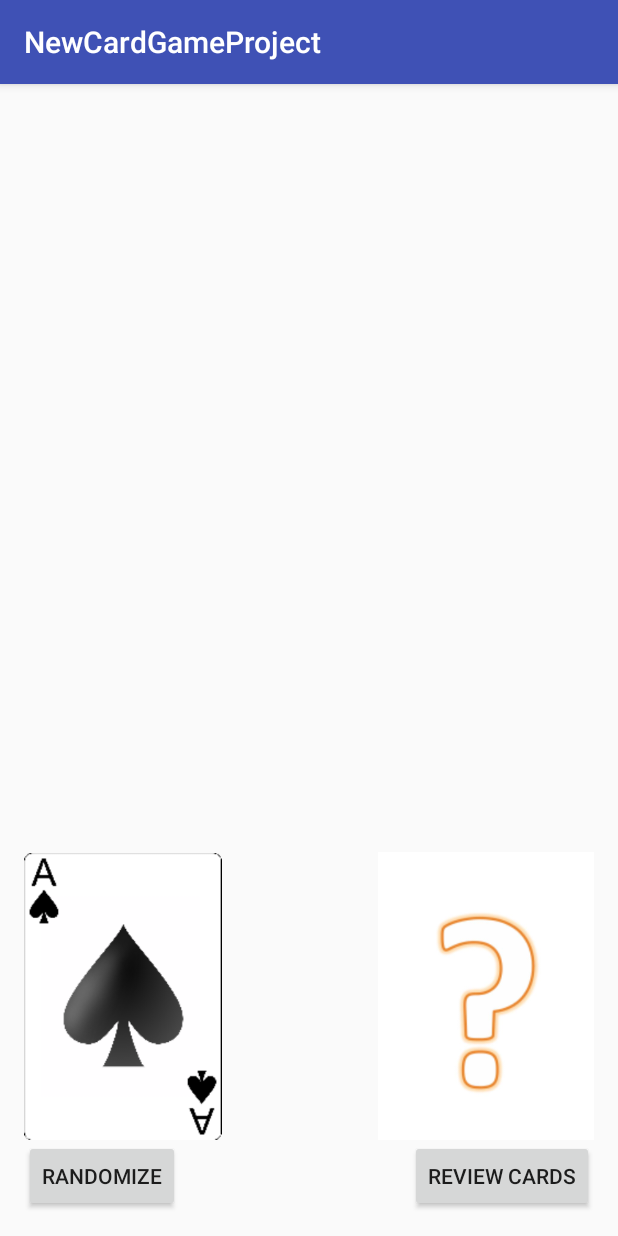
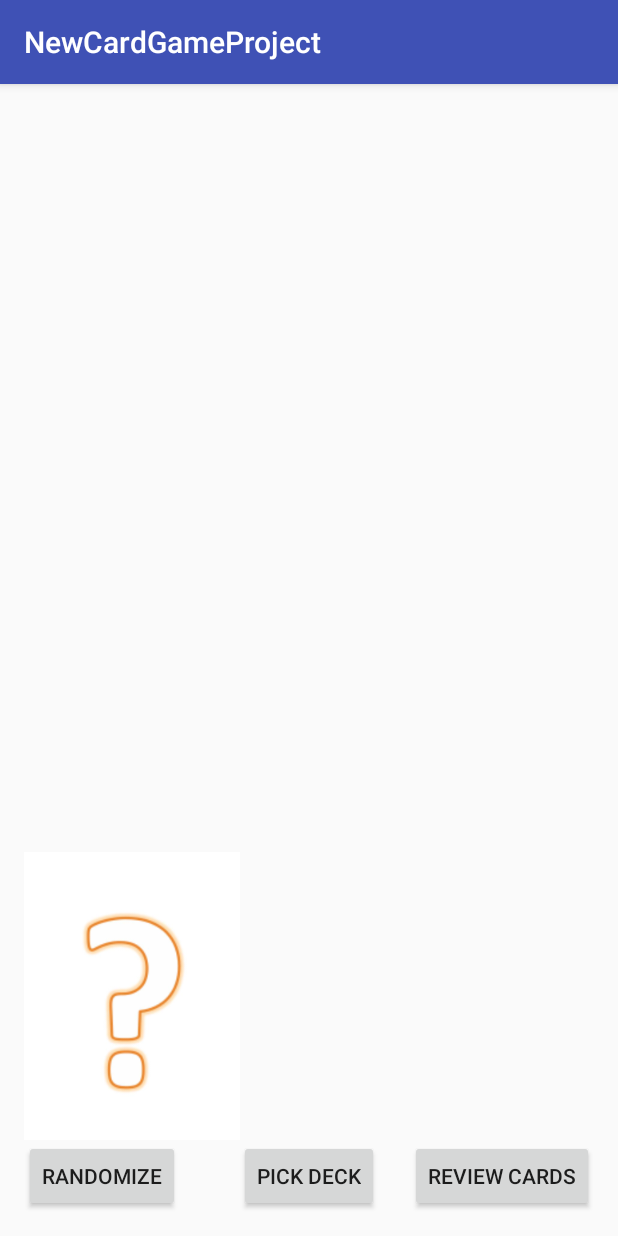
Before and after one commit to iksmiT/NewCardGameProject, an Android app: the PlayActivity screen opened directly, with no data from a screen before it, on a phone screen of 412 x 824 dp. Run offline under Robolectric (Android 15) with nearby library versions, the phone set to English and light mode, and no system bars.

Commit message:
Card deck implementation.

```diff
--- /dev/null
+++ b/app/src/main/java/timski_ensicaen/newcardgameproject/CardDeck.java
@@ -0,0 +1,58 @@
+package timski_ensicaen.newcardgameproject;
+
+import android.util.Log;
+
+import java.util.Vector;
+
+
+public class CardDeck {
+    private Vector<CardEntity> avail_deck= new Vector<>(globalValues.Max,1);
+    private Vector<CardEntity> unavail_deck =  new Vector<>(0,1);
+    private int cnt;
+
+    public CardDeck() {
+        for (int i=1;i<globalValues.Max; i++) {
+                avail_deck.addElement(new CardEntity(i));
+        }
+        cnt = globalValues.Max;
+    }
+
+    public int getCnt() {
+        return cnt;
+    }
+
+    public Vector getAvail_deck() {
+        return avail_deck;
+    }
+
+    public Vector getUnavail_deck() {
+        return unavail_deck;
+    }
+
+    public void setCnt(int cnt) {
+        this.cnt = cnt;
+    }
+
+
+    public CardEntity pickCardEntity() {
+        if (this.avail_deck.size() > 0) {
+            int rnd = globalValues.rndFunction(globalValues.Min, this.avail_deck.size()) - 1;
+            Log.d("PICK", "pick num" + String.valueOf(rnd));
+            CardEntity tmpCard = avail_deck.get(rnd);
+            this.unavail_deck.addElement(this.avail_deck.remove(rnd));
+            return tmpCard;
+        }
+        else return null;
+    }
+
+    public CardEntity pickCardEntityFromHeap() {
+        if (this.unavail_deck.size() > 0) {
+            int rnd = globalValues.rndFunction(globalValues.Min, this.unavail_deck.size()) - 1;
+            Log.d("PICK", "pick num" + String.valueOf(rnd));
+            CardEntity tmpCard = unavail_deck.get(rnd);
+            this.avail_deck.addElement(this.unavail_deck.remove(rnd));
+            return tmpCard;
+        }
+        else return null;
+    }
+}
--- a/app/src/main/java/timski_ensicaen/newcardgameproject/PlayActivity.java
+++ b/app/src/main/java/timski_ensicaen/newcardgameproject/PlayActivity.java
@@ -9,53 +9,58 @@ import android.widget.ImageView;
 
 public class PlayActivity extends AppCompatActivity {
     int cnt = 1;
-    int customHeight = 96*2;
-    int customWidth = 72*2;
-    int Min = 1;
-    int Max = 52;
-    //CardStack mCardStack = new CardStack();
-
-    //CardEntity mCardEntity = new CardEntity(getBaseContext(), 1, true);
+    CardDeck mCardDeck = new CardDeck();
+    CardEntity mCard = new CardEntity(49);
 
     @Override
     protected void onCreate(Bundle savedInstanceState) {
         super.onCreate(savedInstanceState);
         setContentView(R.layout.activity_play);
-
     }
 
     @Override
     protected void onStart() {
         super.onStart();
 
-        ImageView cardImage = (ImageView) findViewById(R.id.image_card_view_1);
-        cardImage.setImageBitmap(
-                BitmapCustomMethods.decodeSampledBitmapFromResource(getResources(), R.drawable.ace_of_spades_w720, customWidth, customHeight));
+        /* Randomize card (left) */
+        ImageView cardImage = (ImageView) findViewById(R.id.image_card_view_rand);
+        displayCardEntity(cardImage, mCard.getId(), globalValues.customWidth, globalValues.customHeight);
 
         ImageView randCardImage = (ImageView) findViewById(R.id.image_card_view_rand);
         randCardImage.setImageBitmap(
-                BitmapCustomMethods.decodeSampledBitmapFromResource(getResources(), R.drawable.question_mark, customWidth, customHeight));
+                BitmapCustomMethods.decodeSampledBitmapFromResource(getResources(), R.drawable.question_mark, globalValues.customWidth, globalValues.customHeight));
 
-        Button pickCardButton = (Button) findViewById(R.id.pick_card_button);
+        Button pickCardButton = (Button) findViewById(R.id.rand_card_button);
         pickCardButton.setOnClickListener(new View.OnClickListener() {
             @Override
             public void onClick(View v) {
-                ImageView cardImage = (ImageView) findViewById(R.id.image_card_view_1);
-                int rndNbr = Min + (int)(Math.random() * ((Max - Min) + 1));
-                displayCardEntity(cardImage, rndNbr, customWidth, customHeight);
+                ImageView cardImage = (ImageView) findViewById(R.id.image_card_view_rand);
+                int rndNbr = globalValues.rndFunction(globalValues.Min, mCardDeck.getCnt());
+                displayCardEntity(cardImage, rndNbr, globalValues.customWidth, globalValues.customHeight);
             }
         });
 
-        Button randCardButton = (Button) findViewById(R.id.rand_card_button);
-        randCardButton.setOnClickListener(new View.OnClickListener() {
+        Button pickDeckButton = (Button) findViewById(R.id.pick_from_deck);
+        pickDeckButton.setOnClickListener(new View.OnClickListener() {
+              @Override
+              public void onClick(View v) {
+                  ImageView cardImage = (ImageView) findViewById(R.id.image_card_view_deck);
+                  CardEntity pickedCard = mCardDeck.pickCardEntity();
+                  if (pickedCard != null) {
+                      displayCardEntity(cardImage, pickedCard.getId(), globalValues.customWidth, globalValues.customHeight);
+                  }
+              }
+          });
+
+        /*  Review Cards (right) */
+        Button reviewCardButton = (Button) findViewById(R.id.review_card_button);
+        reviewCardButton.setOnClickListener(new View.OnClickListener() {
             @Override
             public void onClick(View v) {
-                ImageView cardImage = (ImageView) findViewById(R.id.image_card_view_rand);
-                Log.d("ON_CLICK_RAND", "onClick: ");
-                displayCardEntity(cardImage, cnt, customWidth, customHeight);
-                Log.d("SET_IMAGE", String.valueOf(cnt));
+                ImageView cardImage = (ImageView) findViewById(R.id.image_card_view_review);
+                displayCardEntity(cardImage, cnt, globalValues.customWidth, globalValues.customHeight);
                 cnt++;
-                if (cnt > Max) cnt = 1;
+                if (cnt > globalValues.Max) cnt = 1;
             }
         });
     }
@@ -86,7 +91,6 @@ public class PlayActivity extends AppCompatActivity {
     }
 
     public void displayCardEntity(ImageView imageView, int i, int customWidth, int customHeight) {
-         Log.d("SWITCH", String.valueOf(i));
         switch (i) {
             case(1) :
                 imageView.setImageBitmap( BitmapCustomMethods.decodeSampledBitmapFromResource(getResources(), R.drawable.ace_of_diamonds_w720, customWidth, customHeight));
--- a/app/src/main/res/layout/activity_play.xml
+++ b/app/src/main/res/layout/activity_play.xml
@@ -15,16 +15,16 @@
         android:adjustViewBounds="true"
         android:maxHeight="192dp"
         android:scaleType="fitCenter"
-        android:id="@+id/image_card_view_1"
-        android:layout_alignLeft="@+id/pick_card_button"
-        android:layout_above="@+id/pick_card_button"
+        android:id="@+id/image_card_view_rand"
+        android:layout_alignLeft="@+id/rand_card_button"
+        android:layout_above="@+id/rand_card_button"
         />
 
     <Button
         android:layout_width="wrap_content"
         android:layout_height="wrap_content"
         android:text="RANDOMIZE"
-        android:id="@+id/pick_card_button"
+        android:id="@+id/rand_card_button"
         android:layout_alignParentBottom="true"
         android:layout_alignParentLeft="true" />
 
@@ -34,16 +34,34 @@
         android:adjustViewBounds="true"
         android:maxHeight="192dp"
         android:scaleType="fitCenter"
-        android:id="@+id/image_card_view_rand"
-        android:layout_above="@+id/rand_card_button"
-        android:layout_alignRight="@+id/rand_card_button" />
+        android:id="@+id/image_card_view_review"
+        android:layout_above="@+id/review_card_button"
+        android:layout_alignRight="@+id/review_card_button" />
 
     <Button
         android:layout_width="wrap_content"
         android:layout_height="wrap_content"
         android:text="REVIEW CARDS"
-        android:id="@+id/rand_card_button"
+        android:id="@+id/review_card_button"
         android:layout_alignParentRight="true"
         android:layout_alignParentBottom="true" />
 
+    <ImageView
+        android:layout_width="wrap_content"
+        android:layout_height="wrap_content"
+        android:adjustViewBounds="true"
+        android:maxHeight="192dp"
+        android:scaleType="fitCenter"
+        android:id="@+id/image_card_view_deck"
+        android:layout_above="@+id/pick_from_deck"
+        android:layout_centerHorizontal="true" />
+
+    <Button
+        android:layout_width="wrap_content"
+        android:layout_height="wrap_content"
+        android:text="PICK DECK"
+        android:id="@+id/pick_from_deck"
+        android:layout_centerInParent="true"
+        android:layout_alignParentBottom="true" />
+
 </RelativeLayout>
```
Also changed, not shown: app/src/main/java/timski_ensicaen/newcardgameproject/CardEntity.java (+20 -173 lines), app/src/main/java/timski_ensicaen/newcardgameproject/CardStack.java (deleted, +0 -20 lines), app/src/main/java/timski_ensicaen/newcardgameproject/globalValues.java (added, +15 -0 lines).
